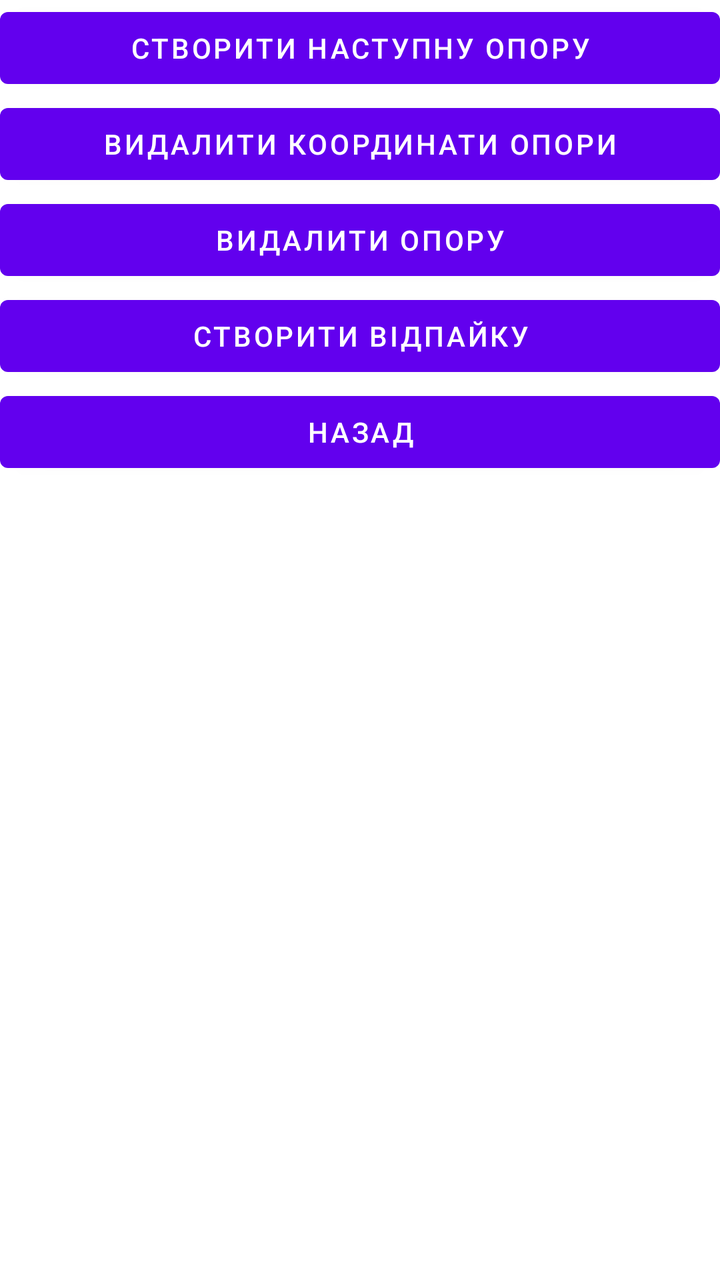
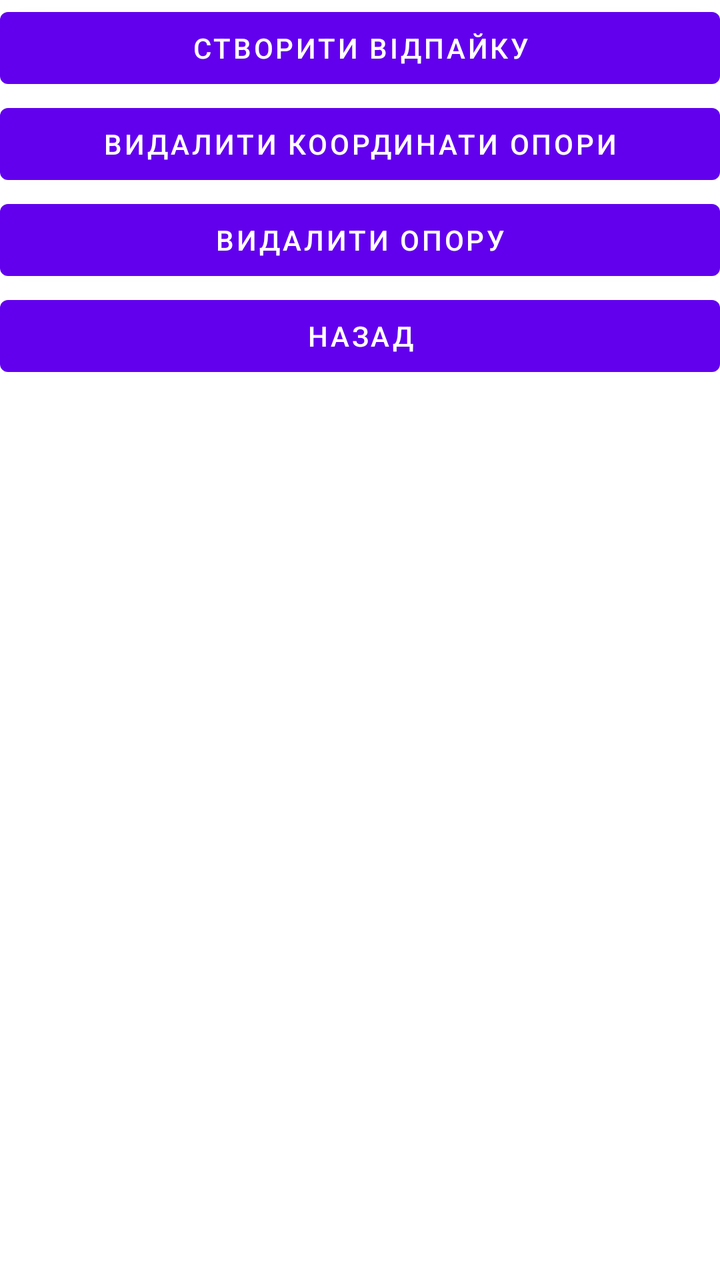

The first picture is an Android layout as it rendered before a commit; the second is the same layout after the commit. The layout source and the unified diff follow.
<!-- AndroidManifest.xml: application theme Theme.POEGPS -->
<!-- res/layout/opr_long_tap.xml -->
<?xml version="1.0" encoding="utf-8"?>
<LinearLayout xmlns:android="http://schemas.android.com/apk/res/android"
    android:orientation="vertical"
    android:layout_width="wrap_content"
    android:layout_height="wrap_content">

    <Button
        android:id="@+id/addNext"
        android:layout_width="match_parent"
        android:layout_height="wrap_content"
        android:text="@string/addNext" />

    <Button
        android:id="@+id/clear_coord"
        android:layout_width="match_parent"
        android:layout_height="wrap_content"
        android:text="@string/clear_coord" />

    <Button
        android:id="@+id/deleteOpr"
        android:layout_width="match_parent"
        android:layout_height="wrap_content"
        android:text="@string/deleteOpr" />

    <Button
        android:id="@+id/createOtp"
        android:layout_width="match_parent"
        android:layout_height="wrap_content"
        android:text="@string/createOtp" />

    

    <Button
        android:id="@+id/cancel"
        android:layout_width="match_parent"
        android:layout_height="wrap_content"
        android:text="@string/cancel" />
</LinearLayout>
<!-- resources referenced by this layout -->
<resources>
  <string name="addNext">Створити наступну опору</string>
  <string name="cancel">Назад</string>
  <string name="clear_coord">Видалити координати опори</string>
  <string name="createOtp">Створити відпайку</string>
  <string name="deleteOpr">Видалити опору</string>
  <style name="Theme.POEGPS" parent="Theme.MaterialComponents.DayNight.DarkActionBar">
          
          <item name="colorPrimary">@color/purple_500</item>
          <item name="colorPrimaryVariant">@color/purple_700</item>
          <item name="colorOnPrimary">@color/white</item>
          
          <item name="colorSecondary">@color/teal_200</item>
          <item name="colorSecondaryVariant">@color/teal_700</item>
          <item name="colorOnSecondary">@color/black</item>
          
          <item name="android:statusBarColor">?attr/colorPrimaryVariant</item>
          
      </style>
  <color name="purple_500">#FF6200EE</color>
  <color name="purple_700">#FF3700B3</color>
  <color name="white">#FFFFFFFF</color>
  <color name="teal_200">#FF03DAC5</color>
  <color name="teal_700">#FF018786</color>
  <color name="black">#FF000000</color>
</resources>

<!-- the commit's change to res/layout/opr_long_tap.xml (unified diff, before → after) -->
@@ -4,11 +4,13 @@
     android:layout_width="wrap_content"
     android:layout_height="wrap_content">
 
+    
+
     <Button
-        android:id="@+id/addNext"
+        android:id="@+id/createOtp"
         android:layout_width="match_parent"
         android:layout_height="wrap_content"
-        android:text="@string/addNext" />
+        android:text="@string/createOtp" />
 
     <Button
         android:id="@+id/clear_coord"
@@ -22,12 +24,6 @@
         android:layout_height="wrap_content"
         android:text="@string/deleteOpr" />
 
-    <Button
-        android:id="@+id/createOtp"
-        android:layout_width="match_parent"
-        android:layout_height="wrap_content"
-        android:text="@string/createOtp" />
-
     
 
     <Button
<!-- resource entries referenced after the edit -->
@@ -1,6 +1,5 @@
 <!-- resources referenced by this layout -->
 <resources>
-  <string name="addNext">Створити наступну опору</string>
   <string name="cancel">Назад</string>
   <string name="clear_coord">Видалити координати опори</string>
   <string name="createOtp">Створити відпайку</string>
